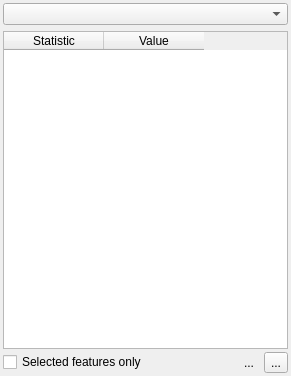
The window that src/ui/qgsstatisticalsummarybase.ui (carsmie/QGIS) describes before a commit, drawn with Qt 5.
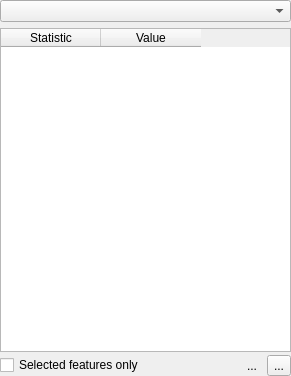
The same window after the commit. Icons and pictures are not drawn. Custom widgets are drawn as their Qt base class.

Commit message: Lower padding for browser and stats dock widgets

The edit to the form file:
```diff
--- a/src/ui/qgsstatisticalsummarybase.ui
+++ b/src/ui/qgsstatisticalsummarybase.ui
@@ -19,16 +19,16 @@
      <number>3</number>
     </property>
     <property name="leftMargin">
-     <number>3</number>
+     <number>0</number>
     </property>
     <property name="topMargin">
-     <number>3</number>
+     <number>0</number>
     </property>
     <property name="rightMargin">
-     <number>3</number>
+     <number>0</number>
     </property>
     <property name="bottomMargin">
-     <number>3</number>
+     <number>0</number>
     </property>
     <item>
      <widget class="QgsMapLayerComboBox" name="mLayerComboBox"/>
```
The commit also changes 1 other file.
